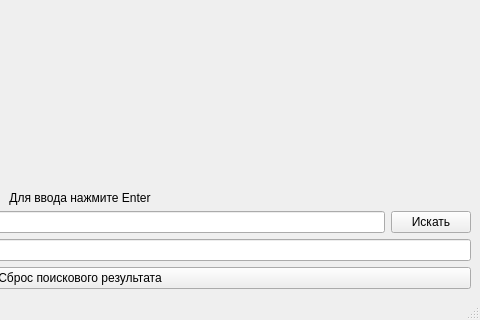
The window that main_window.ui (Varman56/yandex_map) describes before a commit, drawn with Qt 5; both pictures show x 320 to 800 and y 280 to 600 of the 800 by 600 pixel window.
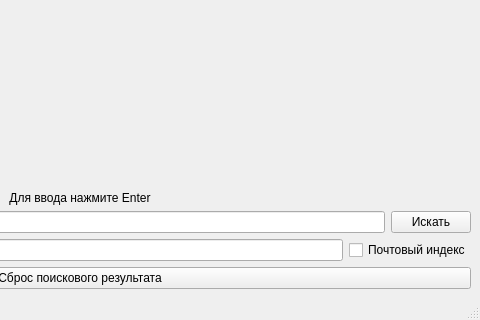
The same window after the commit.

Commit message: Задание №9

```diff
--- a/main_window.ui
+++ b/main_window.ui
@@ -77,6 +77,13 @@
           </property>
          </widget>
         </item>
+        <item>
+         <widget class="QCheckBox" name="postal_code">
+          <property name="text">
+           <string>Почтовый индекс</string>
+          </property>
+         </widget>
+        </item>
        </layout>
       </item>
       <item>
```
The commit also changes 1 other file.
